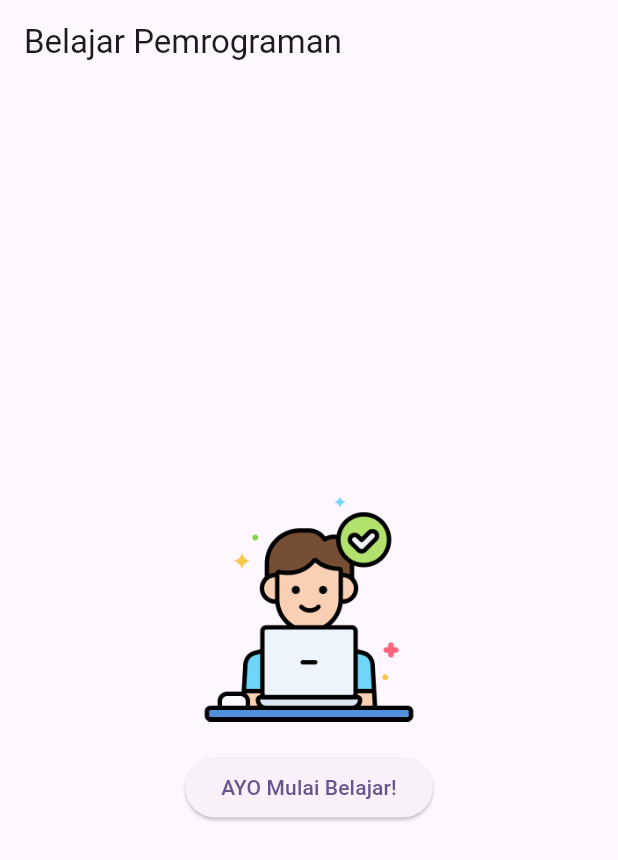
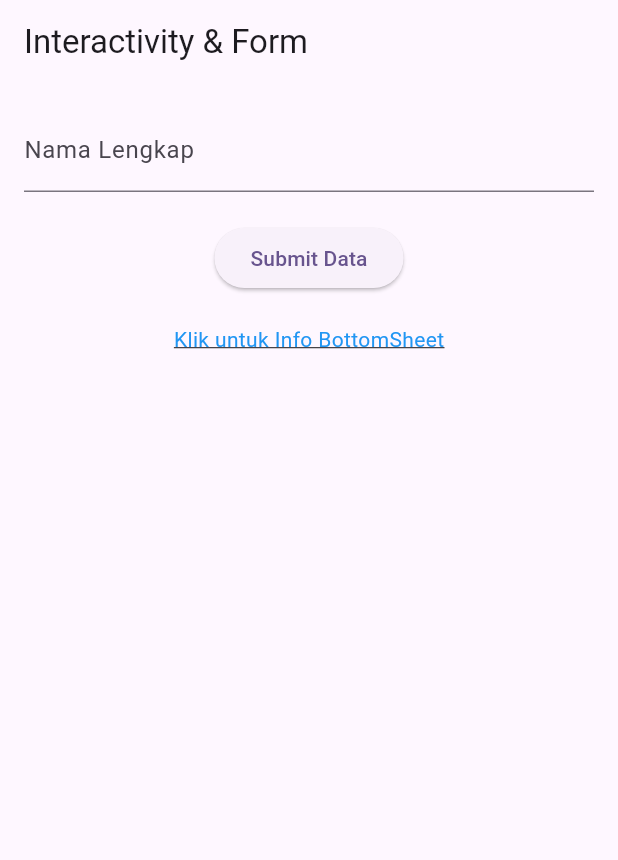
Before and after one commit to Zulfaar/prak-mobilelanjut-2407051006, a Flutter app: the screen it shows after launch, on a phone screen of 412 x 824 dp. Shown: the top 860 px of the screen. Run offline on Flutter 3.47's test engine with Material 3 defaults, Android fonts, the phone set to English and light mode, and no system bars.

Commit message:
Membuat form interaktif pertemuan-4

```diff
--- /dev/null
+++ b/flutter_application_1/lib/form_widget.dart
@@ -0,0 +1,96 @@
+import 'package:flutter/material.dart';
+
+class FormWidget extends StatefulWidget {
+  const FormWidget({super.key});
+
+  @override
+  State<FormWidget> createState() => _FormWidgetState();
+}
+
+class _FormWidgetState extends State<FormWidget> {
+  final _formKey = GlobalKey<FormState>();
+
+  final TextEditingController _namaController =
+      TextEditingController();
+
+  @override
+  Widget build(BuildContext context) {
+    return Scaffold(
+      appBar: AppBar(
+        title: const Text('Interactivity & Form'),
+      ),
+      body: Padding(
+        padding: const EdgeInsets.all(16.0),
+        child: Form(
+          key: _formKey,
+          child: Column(
+            children: [
+              // ini textfield sama validasinya
+              TextFormField(
+                controller: _namaController,
+                decoration: const InputDecoration(
+                  labelText: 'Nama Lengkap',
+                ),
+                validator: (value) =>
+                    value!.isEmpty
+                        ? 'Nama tidak boleh kosong!'
+                        : null,
+              ),
+
+              const SizedBox(height: 20),
+
+              // ini button dan event handlingnya
+              ElevatedButton(
+                onPressed: () {
+                  if (_formKey.currentState!.validate()) {
+                    showDialog(
+                      context: context,
+                      builder: (context) => AlertDialog(
+                        title: const Text('Sukses'),
+                        content: Text(
+                          'Halo ${_namaController.text}!',
+                        ),
+                        actions: [
+                          TextButton(
+                            onPressed: () =>
+                                Navigator.pop(context),
+                            child: const Text('OK'),
+                          ),
+                        ],
+                      ),
+                    );
+                  }
+                },
+                child: const Text('Submit Data'),
+              ),
+
+              const SizedBox(height: 20),
+
+              // ini gesture sama bottom sheetnya
+              GestureDetector(
+                onTap: () {
+                  showModalBottomSheet(
+                    context: context,
+                    builder: (context) => const Padding(
+                      padding: EdgeInsets.all(20),
+                      child: Text(
+                        'Ini Bottom Sheet dari GestureDetector',
+                      ),
+                    ),
+                  );
+                },
+                child: const Text(
+                  'Klik untuk Info BottomSheet',
+                  style: TextStyle(
+                    color: Colors.blue,
+                    decoration: TextDecoration.underline,
+                  ),
+                ),
+              ),
+            ],
+          ),
+        ),
+      ),
+    );
+  }
+}
--- a/flutter_application_1/lib/main.dart
+++ b/flutter_application_1/lib/main.dart
@@ -1,5 +1,8 @@
 import 'package:flutter/material.dart';
+import 'column_widget.dart';
+import 'row_widget.dart';
 import 'first_widget.dart';
+import 'form_widget.dart';
 
 void main() {
   runApp(const MyApp());
@@ -13,10 +16,12 @@
     return MaterialApp(
       title: 'Praktikum Mobile Lanjut',
       theme: ThemeData(
-        colorScheme: ColorScheme.fromSeed(seedColor: Colors.deepPurple),
+        colorScheme: ColorScheme.fromSeed(
+          seedColor: Colors.deepPurple,
+        ),
         useMaterial3: true,
       ),
-      home: const FirstWidget(),
+      home: const FormWidget(),
     );
   }
 }
```
